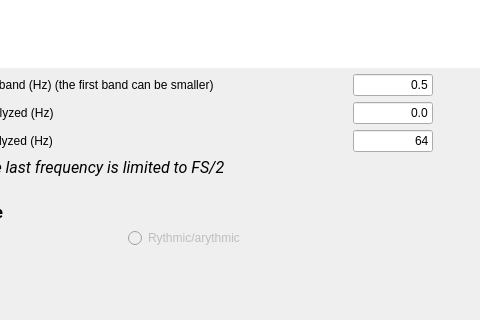
First picture: the form in tools/CEAMSTools/PowerSpectralAnalysis/SpectralSettings/Ui_SpectralSettings.ui, repository SnoozToolbox/snooz-package-ceams, before the edit; both pictures show x 114 to 594 and y 455 to 775 of the 1139 by 775 pixel window.
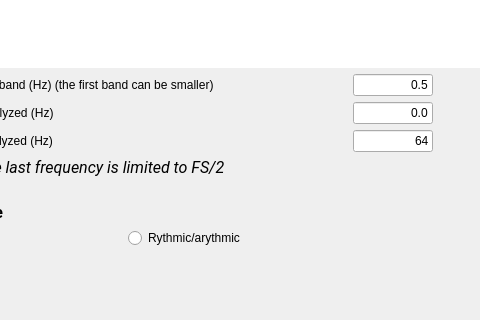
Second picture: the form after the edit.

Diff of the .ui file:
```diff
--- a/tools/CEAMSTools/PowerSpectralAnalysis/SpectralSettings/Ui_SpectralSettings.ui
+++ b/tools/CEAMSTools/PowerSpectralAnalysis/SpectralSettings/Ui_SpectralSettings.ui
@@ -507,7 +507,7 @@
        <item>
         <widget class="QRadioButton" name="RA_radioButton">
          <property name="enabled">
-          <bool>false</bool>
+          <bool>true</bool>
          </property>
          <property name="minimumSize">
           <size>
```
